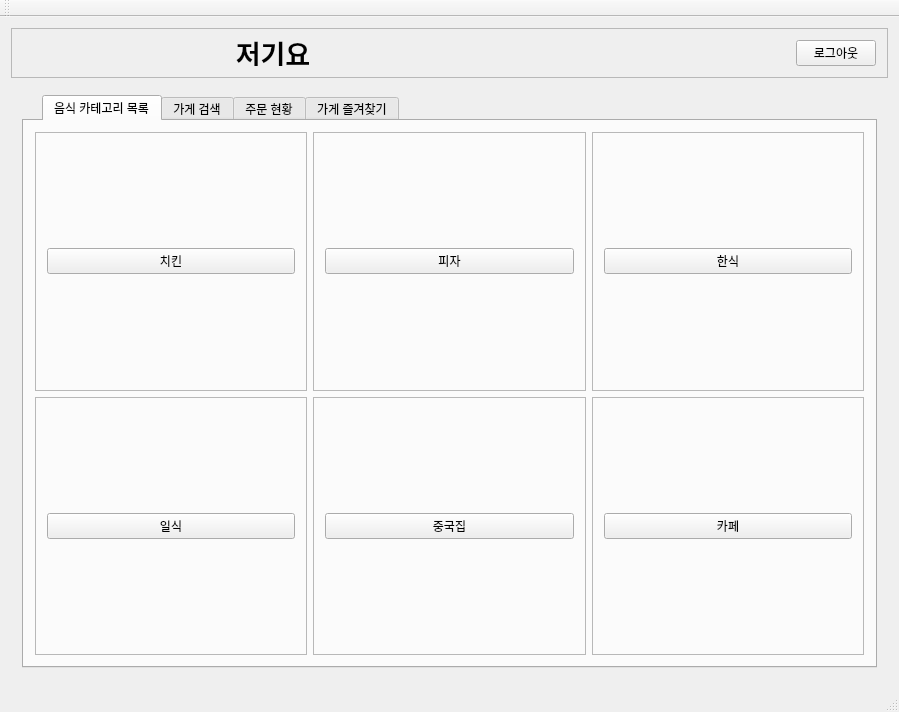
Before: the Qt Designer form project6_delivery/delivery_client/mainwindow.ui in myeonghh/lms4_Project, drawn with Qt 5.
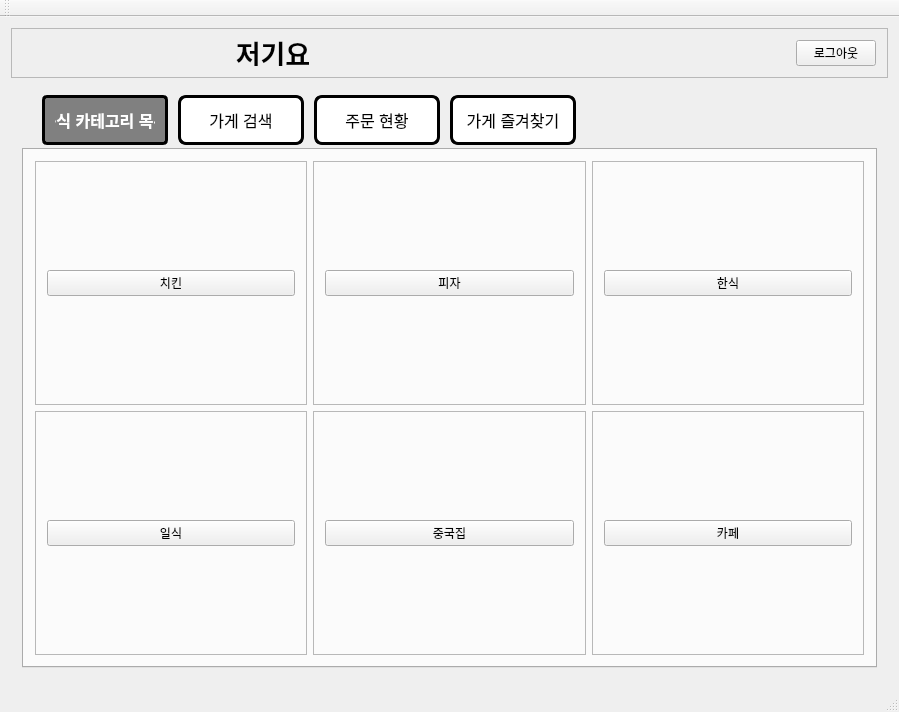
After: the same form once the commit is applied.

Patch:
```diff
--- a/project6_delivery/delivery_client/mainwindow.ui
+++ b/project6_delivery/delivery_client/mainwindow.ui
@@ -88,13 +88,13 @@
         <item row="0" column="0">
          <widget class="QTabWidget" name="user_mainTabWidget">
           <property name="styleSheet">
-           <string notr="true">#mainTabWidget QTabWidget::pane {
+           <string notr="true">#user_mainTabWidget QTabWidget::pane {
     background-color: white;
     border: 2px solid black;
 	border-radius:8px
 }
 
-#mainTabWidget QTabBar::tab {
+#user_mainTabWidget QTabBar::tab {
     background: white;
     border: 3px solid black;
     border-radius: 8px; 
@@ -107,7 +107,7 @@
 	font-size: 16px;
 }
 
-#mainTabWidget QTabBar::tab:selected {
+#user_mainTabWidget QTabBar::tab:selected {
     background: gray;
 	color: white;
 	font-weight: bold;
```
